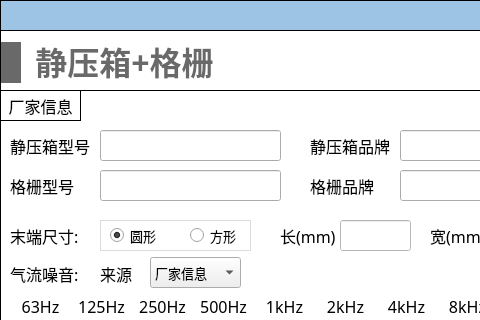
This is NoiseCalSoft/inputDialog/dialog_staticBox_grille.ui in haobana/NoiCal as Qt 5 draws it before an edit; both pictures show x 0 to 480 and y 0 to 320 of the 651 by 871 pixel window. The edited form follows.
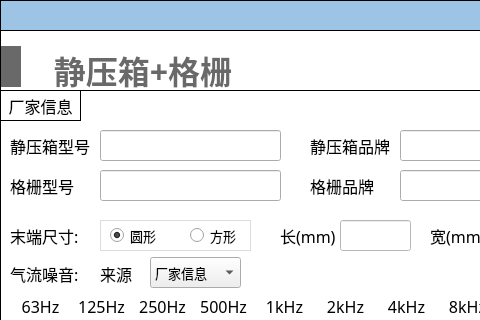
This is the edited form. Icons and pictures are not drawn.

```diff
--- a/NoiseCalSoft/inputDialog/dialog_staticBox_grille.ui
+++ b/NoiseCalSoft/inputDialog/dialog_staticBox_grille.ui
@@ -51,8 +51,8 @@
      <rect>
       <x>1</x>
       <y>10</y>
-      <width>221</width>
-      <height>45</height>
+      <width>258</width>
+      <height>54</height>
      </rect>
     </property>
     <layout class="QHBoxLayout" name="horizontalLayout_23">
@@ -87,6 +87,7 @@
         <font>
          <family>Microsoft YaHei</family>
          <pointsize>24</pointsize>
+         <weight>75</weight>
          <bold>true</bold>
         </font>
        </property>
```
Left out of the diff: 41 changed lines with no effect on the pictures.
